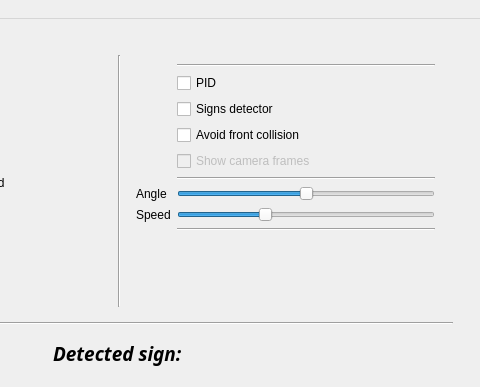
Above: GUI/ui/MainWindow.ui from dimaandrei/Licenta-Motorcycle before the change; both pictures show x 244 to 724 and y 0 to 387 of the 724 by 760 pixel window. Below: the same form after it.
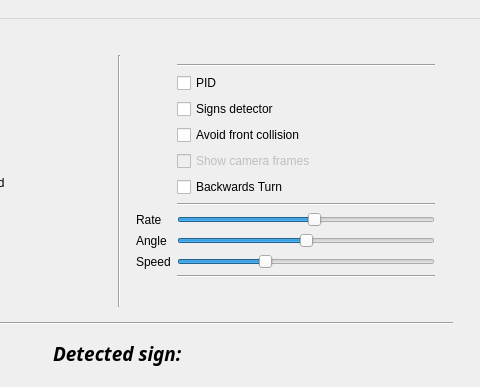
That is the form after the change.

Commit message: Working model with turns

What changed in the file:
```diff
--- a/GUI/ui/MainWindow.ui
+++ b/GUI/ui/MainWindow.ui
@@ -292,21 +292,21 @@
                    </property>
                   </widget>
                  </item>
-                 <item row="5" column="1">
+                 <item row="6" column="1">
                   <widget class="Line" name="line_5">
                    <property name="orientation">
                     <enum>Qt::Horizontal</enum>
                    </property>
                   </widget>
                  </item>
-                 <item row="6" column="0">
+                 <item row="8" column="0">
                   <widget class="QLabel" name="label_3">
                    <property name="text">
                     <string>Angle</string>
                    </property>
                   </widget>
                  </item>
-                 <item row="6" column="1">
+                 <item row="8" column="1">
                   <widget class="QSlider" name="angleSlider">
                    <property name="minimum">
                     <number>80</number>
@@ -331,14 +331,14 @@
                    </property>
                   </widget>
                  </item>
-                 <item row="7" column="0">
+                 <item row="9" column="0">
                   <widget class="QLabel" name="label_4">
                    <property name="text">
                     <string>Speed</string>
                    </property>
                   </widget>
                  </item>
-                 <item row="7" column="1">
+                 <item row="9" column="1">
                   <widget class="QSlider" name="speedSlider">
                    <property name="maximum">
                     <number>150</number>
@@ -351,7 +351,7 @@
                    </property>
                   </widget>
                  </item>
-                 <item row="8" column="1">
+                 <item row="10" column="1">
                   <widget class="Line" name="line_7">
                    <property name="orientation">
                     <enum>Qt::Horizontal</enum>
@@ -375,6 +375,36 @@
                    </property>
                   </widget>
                  </item>
+                 <item row="5" column="1">
+                  <widget class="QCheckBox" name="backwardsTurn_c">
+                   <property name="text">
+                    <string>Backwards Turn</string>
+                   </property>
+                  </widget>
+                 </item>
+                 <item row="7" column="1">
+                  <widget class="QSlider" name="rateOfTurnSlider">
+                   <property name="maximum">
+                    <number>28</number>
+                   </property>
+                   <property name="pageStep">
+                    <number>0</number>
+                   </property>
+                   <property name="value">
+                    <number>15</number>
+                   </property>
+                   <property name="orientation">
+                    <enum>Qt::Horizontal</enum>
+                   </property>
+                  </widget>
+                 </item>
+                 <item row="7" column="0">
+                  <widget class="QLabel" name="label_5">
+                   <property name="text">
+                    <string>Rate</string>
+                   </property>
+                  </widget>
+                 </item>
                 </layout>
                </widget>
               </item>
```
The commit also changes 2 other files.
